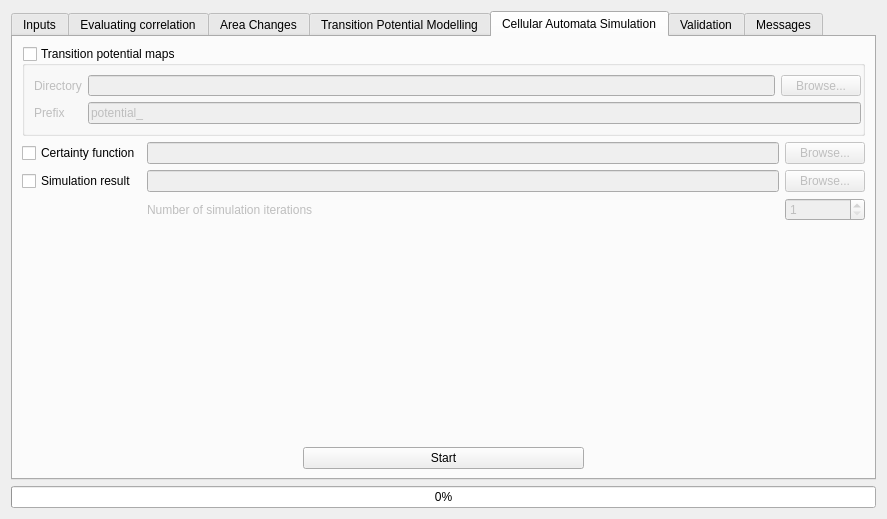
Old version of the form src/molusce/ui/moluscedialogbase.ui in the repository nextgis/qgis_molusce.
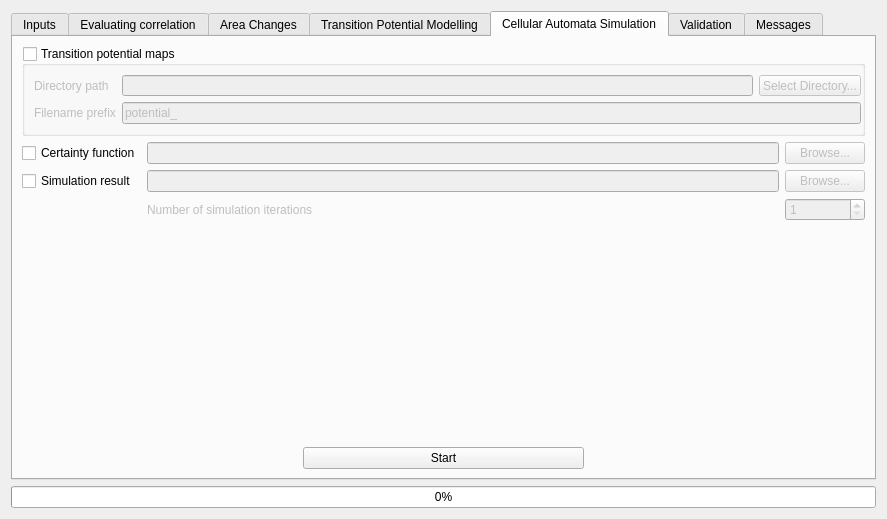
New version of the form. Custom widgets are drawn as their Qt base class.

The edit to the form file:
```diff
--- a/src/molusce/ui/moluscedialogbase.ui
+++ b/src/molusce/ui/moluscedialogbase.ui
@@ -425,14 +425,14 @@
           <item row="0" column="0">
            <widget class="QLabel" name="label_14">
             <property name="text">
-             <string>Directory</string>
+             <string>Directory path</string>
             </property>
            </widget>
           </item>
           <item row="1" column="0">
            <widget class="QLabel" name="label_15">
             <property name="text">
-             <string>Prefix</string>
+             <string>Filename prefix</string>
             </property>
            </widget>
           </item>
@@ -464,7 +464,7 @@
                <bool>false</bool>
               </property>
               <property name="text">
-               <string>Browse...</string>
+               <string>Select Directory...</string>
               </property>
              </widget>
             </item>
```
Left out of the diff: 12 changed lines with no effect on the pictures.
